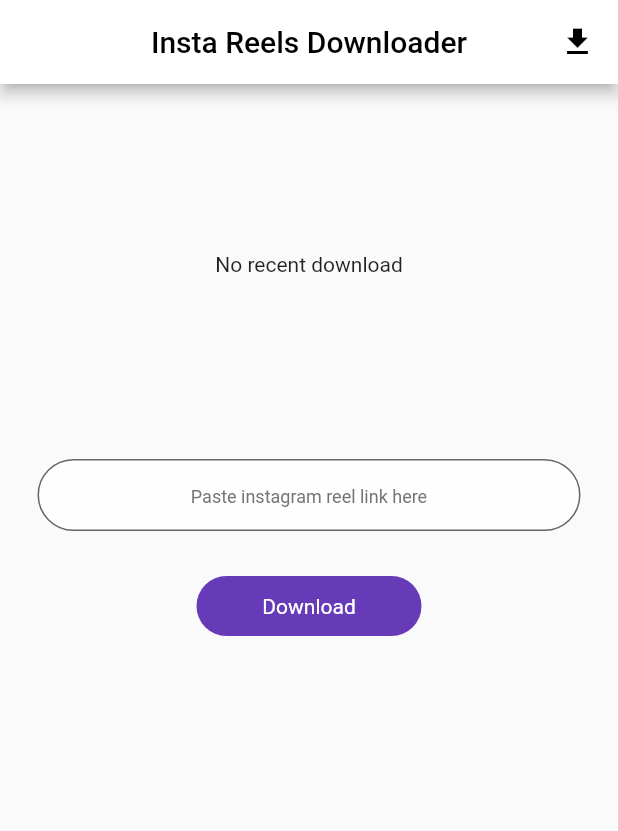
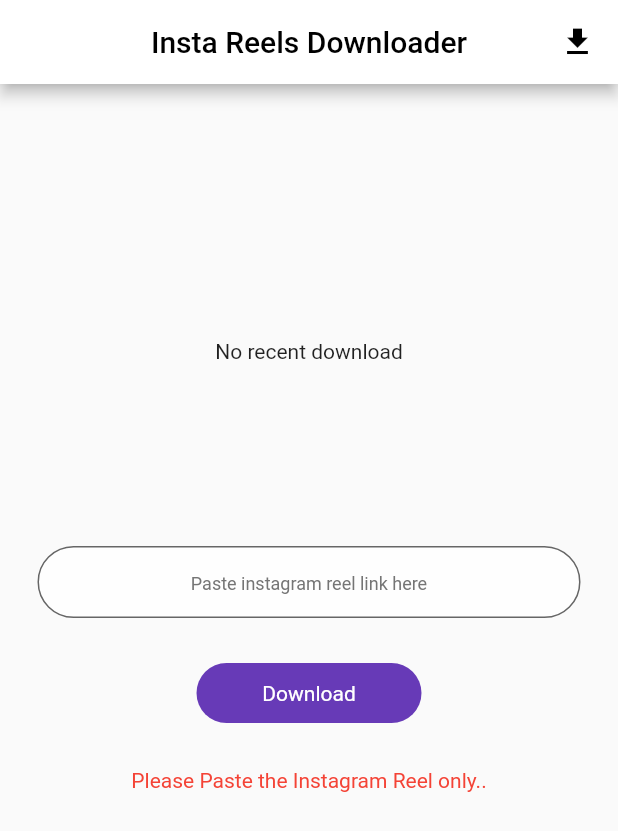
Before and after one commit to Devildk384/InsataReelVideo-Downloader, a Flutter app: the screen it shows after launch, after a tap on "Download", on a phone screen of 412 x 824 dp. Shown: the top 831 px of the screen. Run offline on Flutter 3.47's test engine with Material 2 defaults, Android fonts, the phone set to English and light mode, and no system bars; drawn by our look-alikes of google_mobile_ads; our stand-ins replace better_player, dio, get, get_storage, image_gallery_saver, permission_handler and 1 more; missing offline and left inert: external_path, video_thumbnail, webview_cookie_manager; network calls fail.

Commit message:
final change

```diff
--- a/lib/Controller/DownloadController.dart
+++ b/lib/Controller/DownloadController.dart
@@ -12,6 +12,8 @@
 import 'package:InstaReels/model/insta_post_with_login.dart';
 import 'package:InstaReels/model/insta_post_without_login.dart';
 import 'package:webview_cookie_manager/webview_cookie_manager.dart' as wb;
+import 'package:external_path/external_path.dart';
+import 'dart:math';
 
 class DownloadController extends GetxController {
   var processing = false.obs;
@@ -19,6 +21,8 @@
   String? path;
   var box = GetStorage();
   Dio dio = Dio();
+  Random random = new Random();
+
   Future<String?> _startDownload(String link, BuildContext context) async {
     // Asking for video storage permission
     await Permission.storage.request();
@@ -32,16 +36,11 @@
     // Build the url
     var linkParts = link.replaceAll(" ", "").split("/");
     var url = '${linkParts[0]}//${linkParts[2]}/${linkParts[3]}/${linkParts[4]}' + "?__a=1&__d=dis";
-    print(url);
-    print("urlll");
     // Make Http requiest to get the download link of video
     var httpClient = new HttpClient();
     String? videoURLLLLL;
     try {
       var request = await httpClient.getUrl(Uri.parse(url));
-      print(request);
-      print("request");
-
       gotCookies.forEach((element) {
         request.cookies.add(Cookie(element.name, element.value));
       });
@@ -59,7 +58,7 @@
         }
       }
     } catch (exception) {
-      log(exception.toString());
+      // log(exception.toString());
       // Login to instagram in case of Cookie expire or download any private account's video
       await Navigator.push(context, MaterialPageRoute(builder: (_) => InstaLogin()));
     }
@@ -68,12 +67,16 @@
     if (videoURLLLLL == null) {
       return null;
     } else {
-      var appDocDir = await getTemporaryDirectory();
-      String savePath = appDocDir.path + "/temp.mp4";
-      print(savePath);
-      await dio.download(videoURLLLLL, savePath);
-      final result = await ImageGallerySaver.saveFile(savePath,isReturnPathOfIOS: true);
-      return result["filePath"];
+     String path = await ExternalPath.getExternalStoragePublicDirectory(
+        ExternalPath.DIRECTORY_DOWNLOADS);
+        print(path);
+      // var appDocDir = await getTemporaryDirectory();
+      // String savePath = appDocDir.path + "/temp.mp4";
+      // print(savePath);
+      var name = "${path}/${random.nextInt(90)+ random.nextInt(100)}.mp4";
+     var res = await dio.download(videoURLLLLL, name);
+     return name;
+    //  print(res);
     }
   }
 
@@ -84,7 +87,6 @@
       path = null;
       update();
       await _startDownload(link, context).then((value) {
-        print(value);
         if (value == null) throw Exception();
         path = value;
         update();
--- a/lib/DownloadedList.dart
+++ b/lib/DownloadedList.dart
@@ -16,7 +16,7 @@
   void initState() {
     allVideos = box.read("allVideo") ?? [];
     loadingVideos = false;
-
+    print(allVideos);
     setState(() {
 
     });
@@ -34,7 +34,7 @@
           color: Colors.black
         ),
       ),
-      body: loadingVideos?Center(child: CupertinoActivityIndicator(),):
+      body: loadingVideos ? Center(child: CupertinoActivityIndicator(),) :
        GridView.count(crossAxisCount: 2,
        childAspectRatio: 1/1.3,
        children:List<Widget>.generate(allVideos.length, (index) => Padding(
--- a/lib/Home.dart
+++ b/lib/Home.dart
@@ -23,10 +23,14 @@
 
 late InterstitialAd _interstitialAd;
 bool _isInterstitialAdLoaded = false;
+bool _searchStarted = false;
+bool _noTexttoSearch = false;
+
 
 @override
 void initState() {
   super.initState();
+
 
    _bannerAd =BannerAd(
     adUnitId: "ca-app-pub-8947607922376336/5735343105",
@@ -99,7 +103,6 @@
 
 
 
-
   @override
   Widget build(BuildContext context) {
     return Scaffold(
@@ -134,13 +137,10 @@
                 padding: const EdgeInsets.only(top: 20),
                 child: Column(
                   children: [
-                      //  Container(
-                      //   height: 58,
-                      //   child: AdWidget(ad: _bannerAd),
-                      //  ),
-
-                        // Padding(padding: EdgeInsets.all(5), child: AdWidget(ad: _bannerAd),),
-
+                       Container(
+                        height: 58,
+                        child: AdWidget(ad: _bannerAd),
+                       ),
                          GetBuilder(
                       init: downloadController,
                       builder: (_) => Row(
@@ -166,6 +166,26 @@
                   controller: urlController,
                   autocorrect: true,
                   textAlign: TextAlign.center,
+                  onTap: () {
+                    setState(() {
+                        _searchStarted = false;
+                        _noTexttoSearch =  false;
+                          InterstitialAd.load(
+                                    adUnitId: "ca-app-pub-8947607922376336/2290357465",
+                                    request: const AdRequest(),
+                                    adLoadCallback: InterstitialAdLoadCallback(
+                                      onAdLoaded: (InterstitialAd ad) {
+                                        _interstitialAd = ad;
+                                        _isInterstitialAdLoaded = true;
+                                      },
+                                      onAdFailedToLoad: (LoadAdError error) {
+                                        _isInterstitialAdLoaded = false;
+                                        _interstitialAd.dispose();
+                                      },
+                                    ),
+                                  );
+                    });
+                  },
                   decoration: InputDecoration(
                       contentPadding:
                           EdgeInsets.symmetric(vertical: 0, horizontal: 10),
@@ -194,22 +214,58 @@
                       : Center(
                           child: InkWell(
                             onTap: () {
-                              downloadController.downloadReal(
+                              if (urlController.text == "") {
+                                setState(() {
+                                  _noTexttoSearch = true;
+                                });
+                              }else{
+                                if (urlController.text.contains("https://www.instagram.com/reel")) {
+
+                                // urlController.text.contains("https://www.instagram.com/reels/videos");
+                                downloadController.downloadReal(
                                   urlController.text, context);
+
                                   if (_isInterstitialAdLoaded) {
-                          _interstitialAd.show();   // <- here
-                            }
+                                  _interstitialAd.show();   // <- here
+                                  }
+                                  urlController.clear();
+                                 setState(() {
+                                    _searchStarted = true;
+                                   InterstitialAd.load(
+                                    adUnitId: "ca-app-pub-8947607922376336/2290357465",
+                                    request: const AdRequest(),
+                                    adLoadCallback: InterstitialAdLoadCallback(
+                                      onAdLoaded: (InterstitialAd ad) {
+                                        _interstitialAd = ad;
+                                        _isInterstitialAdLoaded = true;
+                                      },
+                                      onAdFailedToLoad: (LoadAdError error) {
+                                        _isInterstitialAdLoaded = false;
+                                        _interstitialAd.dispose();
+                                      },
+                                    ),
+                                  );
+                                 });
+                                }else{
+                                  setState(() {
+                                    _noTexttoSearch = true;
+                                  });
+
+                                }
+
+                              }
+
                             },
                             child: Container(
                               height: 40,
                               width: 150,
                               child: Center(
                                   child: Text(
-                                "Download",
+                                 _searchStarted == true ?"Download Done" :"Download",
                                 style: TextStyle(color: Colors.white),
                               )),
                               decoration: BoxDecoration(
-                                color: Colors.deepPurple,
+                                color: _searchStarted == true ? Colors.green : Colors.deepPurple,
                                 borderRadius: const BorderRadius.all(
                                   const Radius.circular(25),
                                 ),
@@ -219,10 +275,11 @@
                         ),
                 ),
               ),
-              // Container(
-              //   height: 200,
-              //   child: Center(child: Text("Made in ❤️ with Flutter")),
-              // ),
+              _noTexttoSearch ?
+              Container(
+                // height: 200,
+                child: Center(child: Text("Please Paste the Instagram Reel only..", style: TextStyle(color: Colors.red),),),
+              ) : Container(),
             ],
           ),
         ),
--- a/lib/main.dart
+++ b/lib/main.dart
@@ -22,7 +22,7 @@
 Future<void> main() async {
   await GetStorage.init();
   await MobileAds.instance.initialize();
-  // loadAppOpenAd();
+  loadAppOpenAd();
   runApp(const MyApp());
 }
 
```
Also changed, not shown: lib/GenrateVideoFromPath.dart (+16 -4 lines), 7 other files.
